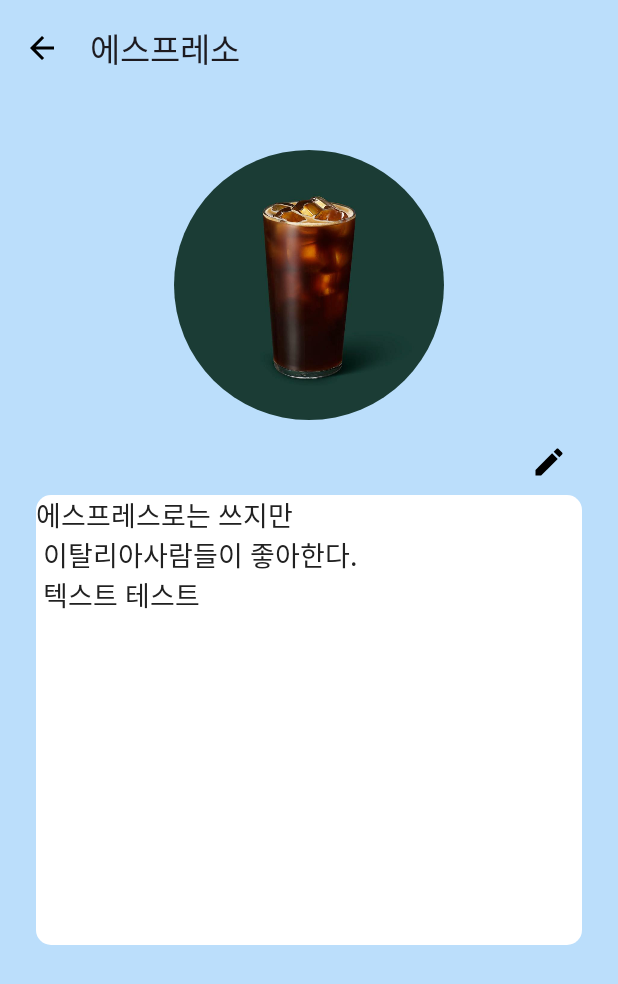
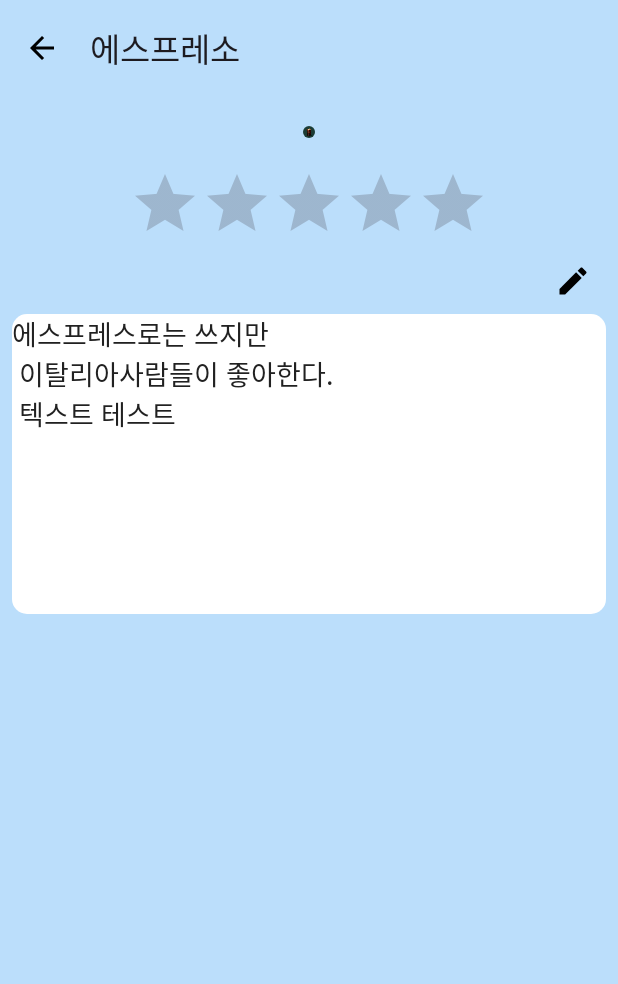
Before and after one commit to yswn1531/LactoseFree, an Android app: the FavoriteDetailFragment screen opened through its navigation route, on a phone screen of 412 x 824 dp. Shown: the top 984 px of the screen. Run offline under Robolectric (Android 15) with nearby library versions, the phone set to English and light mode, and no system bars; our stand-ins replace CircleImageView, navigation-ui.

Commit message:
feat: ratingbar in FavoriteDetailFragment

```diff
--- a/app/src/main/java/com/sesac/lactosefree/favorite/detail/FavoriteDetailFragment.kt
+++ b/app/src/main/java/com/sesac/lactosefree/favorite/detail/FavoriteDetailFragment.kt
@@ -13,8 +13,6 @@ import com.sesac.lactosefree.databinding.FragmentFavoriteDetailBinding
 
 class FavoriteDetailFragment : ViewBindingBaseFragment<FragmentFavoriteDetailBinding>(
     FragmentFavoriteDetailBinding::inflate){
-
-    var editMode = false
 
     override fun onCreateView(
         inflater: LayoutInflater,
@@ -44,4 +42,9 @@ class FavoriteDetailFragment : ViewBindingBaseFragment<FragmentFavoriteDetailBin
             }
         }
     }
+
+    override fun onStop() {
+        super.onStop()
+        Toast.makeText(context,"${binding.favoriteDetailRatingBar.rating}",Toast.LENGTH_SHORT).show()
+    }
 }
--- a/app/src/main/res/layout/fragment_favorite_detail.xml
+++ b/app/src/main/res/layout/fragment_favorite_detail.xml
@@ -8,24 +8,24 @@
     >
 
     <androidx.constraintlayout.widget.Guideline
-        android:id="@+id/glStart"
+        android:id="@+id/glFavoriteDetailStart"
         android:layout_width="wrap_content"
         android:layout_height="0dp"
         android:orientation="vertical"
         app:layout_constraintBottom_toBottomOf="parent"
         app:layout_constraintEnd_toEndOf="parent"
-        app:layout_constraintGuide_begin="24dp"
+        app:layout_constraintGuide_begin="@dimen/guideLine"
         app:layout_constraintStart_toStartOf="parent"
         app:layout_constraintTop_toTopOf="parent" />
 
     <androidx.constraintlayout.widget.Guideline
-        android:id="@+id/glEnd"
+        android:id="@+id/glFavoriteDetailEnd"
         android:layout_width="wrap_content"
         android:layout_height="0dp"
         android:orientation="vertical"
         app:layout_constraintBottom_toBottomOf="parent"
         app:layout_constraintEnd_toEndOf="parent"
-        app:layout_constraintGuide_end="24dp"
+        app:layout_constraintGuide_end="@dimen/guideLine"
         app:layout_constraintStart_toStartOf="parent"
         app:layout_constraintTop_toTopOf="parent" />
 
@@ -42,19 +42,32 @@
 
     <de.hdodenhof.circleimageview.CircleImageView
         android:id="@+id/favoriteDetailImage"
-        android:layout_width="180dp"
-        android:layout_height="180dp"
-        app:layout_constraintStart_toStartOf="@id/glStart"
-        app:layout_constraintEnd_toEndOf="@id/glEnd"
-        app:layout_constraintTop_toTopOf="parent"
-        android:layout_marginTop="100dp"
+        android:layout_width="@dimen/favoriteDetailImageWidth"
+        android:layout_height="@dimen/favoriteDetailImageHeight"
+        app:layout_constraintStart_toStartOf="@id/glFavoriteDetailStart"
+        app:layout_constraintEnd_toEndOf="@id/glFavoriteDetailEnd"
+        app:layout_constraintTop_toBottomOf="@id/favoriteMenuTB"
+        android:layout_marginTop="20dp"
+        />
+
+    <androidx.appcompat.widget.AppCompatRatingBar
+        android:id="@+id/favoriteDetailRatingBar"
+        android:layout_width="wrap_content"
+        android:layout_height="wrap_content"
+        app:layout_constraintStart_toStartOf="@id/glFavoriteDetailStart"
+        app:layout_constraintEnd_toEndOf="@id/glFavoriteDetailEnd"
+        app:layout_constraintTop_toBottomOf="@id/favoriteDetailImage"
+        android:layout_margin="20dp"
+        android:numStars="5"
+        android:progressTint="#FFC100"
+        android:stepSize="1"
         />
 
     <androidx.appcompat.widget.AppCompatImageButton
         android:id="@+id/favoriteDetailEditButton"
         android:layout_width="wrap_content"
         android:layout_height="wrap_content"
-        app:layout_constraintEnd_toEndOf="@id/glEnd"
+        app:layout_constraintEnd_toEndOf="@id/glFavoriteDetailEnd"
         app:layout_constraintBottom_toTopOf="@id/favoriteDetailText"
         android:padding="10dp"
         android:background="@android:color/transparent"
@@ -64,21 +77,14 @@
     <com.google.android.material.textfield.TextInputEditText
         android:id="@+id/favoriteDetailText"
         android:layout_width="0dp"
-        android:layout_height="300dp"
-        app:layout_constraintTop_toBottomOf="@id/favoriteDetailImage"
-        app:layout_constraintStart_toStartOf="@id/glStart"
-        app:layout_constraintEnd_toEndOf="@id/glEnd"
-        android:layout_marginTop="50dp"
+        android:layout_height="200dp"
+        android:layout_marginTop="40dp"
+        app:layout_constraintEnd_toEndOf="@id/glFavoriteDetailEnd"
+        app:layout_constraintStart_toStartOf="@id/glFavoriteDetailStart"
+        app:layout_constraintTop_toBottomOf="@id/favoriteDetailRatingBar"      android:background="@drawable/style_menu_tab"
         android:gravity="top"
-        android:background="@drawable/style_menu_tab"
         android:enabled="false"
         />
 
 
-
-
-
-
-
-
 </androidx.constraintlayout.widget.ConstraintLayout>
```
